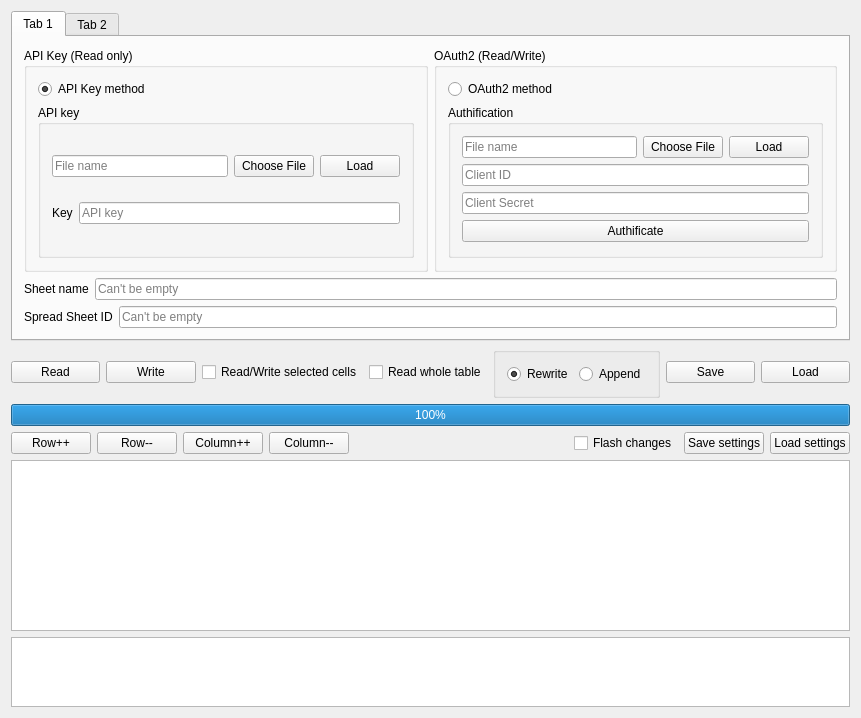
The window that googlesheetsmodifier.ui (0mniCrow/GoogleSheetWriter) describes before a commit, drawn with Qt 5.
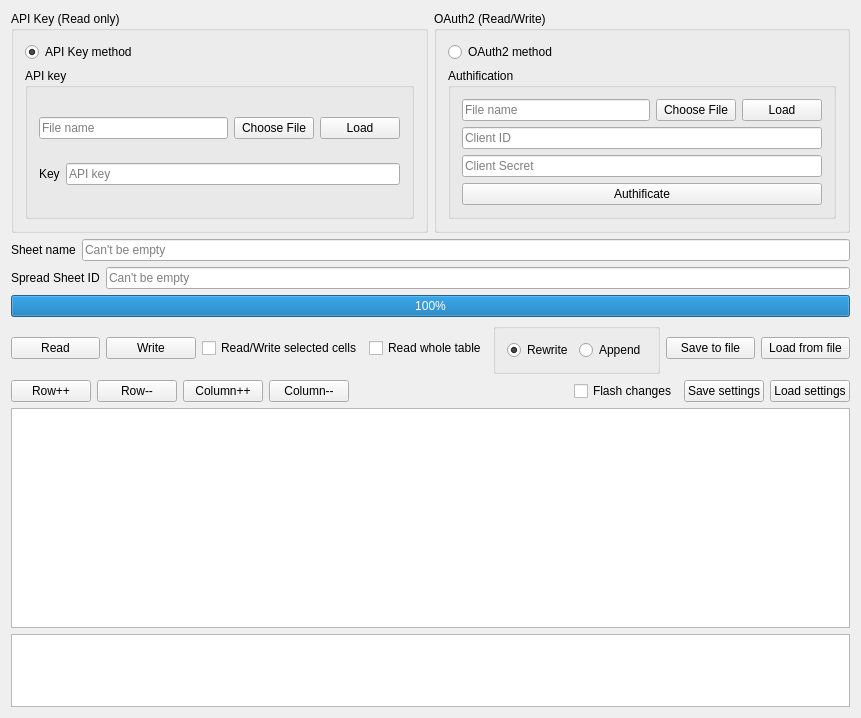
The same window after the commit.

```diff
--- a/googlesheetsmodifier.ui
+++ b/googlesheetsmodifier.ui
@@ -13,17 +13,7 @@
   <property name="windowTitle">
    <string>Google Sheets communicator</string>
   </property>
-  <layout class="QVBoxLayout" name="verticalLayout_3" stretch="0,0,0,0,0">
-   <item>
-    <widget class="QTabWidget" name="tabWidget">
-     <property name="currentIndex">
-      <number>0</number>
-     </property>
-     <widget class="QWidget" name="tab_3">
-      <attribute name="title">
-       <string>Tab 1</string>
-      </attribute>
-      <layout class="QVBoxLayout" name="verticalLayout_8">
+  <layout class="QVBoxLayout" name="verticalLayout_3" stretch="0,0,0,0,0,0">
        <item>
         <layout class="QHBoxLayout" name="horizontalLayout_9">
          <property name="leftMargin">
@@ -239,20 +229,13 @@
          </item>
         </layout>
        </item>
-      </layout>
-     </widget>
-     <widget class="QWidget" name="tab_4">
-      <attribute name="title">
-       <string>Tab 2</string>
-      </attribute>
-     </widget>
-    </widget>
-   </item>
    <item>
-    <layout class="QVBoxLayout" name="verticalLayout_2">
-     <property name="bottomMargin">
-      <number>0</number>
+    <widget class="QProgressBar" name="progressBar">
+     <property name="value">
+      <number>100</number>
      </property>
+    </widget>
+   </item>
      <item>
       <layout class="QHBoxLayout" name="horizontalLayout">
        <item>
@@ -312,27 +295,18 @@
        <item>
         <widget class="QPushButton" name="ButtonSave">
          <property name="text">
-          <string>Save</string>
+        <string>Save to file</string>
          </property>
         </widget>
        </item>
        <item>
         <widget class="QPushButton" name="ButtonLoad">
          <property name="text">
-          <string>Load</string>
+        <string>Load from file</string>
          </property>
         </widget>
        </item>
       </layout>
-     </item>
-    </layout>
-   </item>
-   <item>
-    <widget class="QProgressBar" name="progressBar">
-     <property name="value">
-      <number>100</number>
-     </property>
-    </widget>
    </item>
    <item>
     <layout class="QHBoxLayout" name="horizontalLayout_6">
```
Lines whose indentation alone changed are shown as unchanged.
